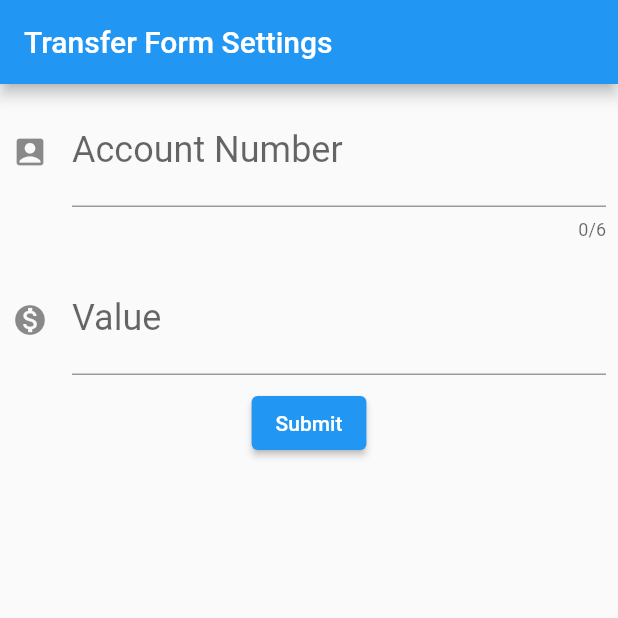
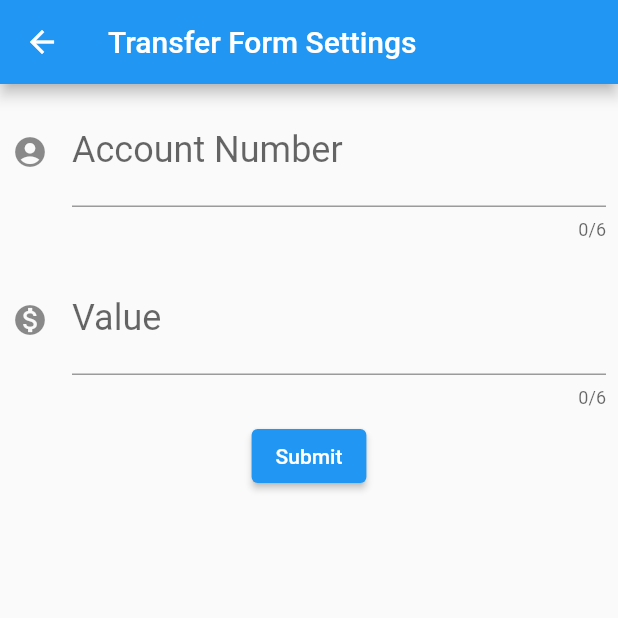
Before and after one commit to Endriw-Ventura/TransferApp, a Flutter app: the TransferForm screen opened directly, after a tap on "Submit", on a phone screen of 412 x 824 dp, the top half of it. Run offline on Flutter 3.47's test engine with Material 2 defaults, Android fonts, the phone set to English and light mode, and no system bars.

Commit message:
last commit of this training project on flutter

```diff
--- /dev/null
+++ b/lib/components/input_field.dart
@@ -0,0 +1,31 @@
+import 'package:flutter/material.dart';
+
+class InputField extends StatelessWidget {
+
+  final TextEditingController controller;
+  final String hint;
+  final String label;
+  final IconData? icon;
+
+  InputField({required this.controller, required this.hint, required this.label, this.icon,});
+
+  @override
+  Widget build(BuildContext context) {
+    return  Padding(
+      padding: const EdgeInsets.all(8.0),
+      child: TextField(
+        controller: controller,
+        keyboardType: TextInputType.number,
+        maxLength: 6,
+        style: TextStyle(
+            fontSize: 24
+        ),
+        decoration: InputDecoration(
+          icon: icon != null ? Icon(icon) : null,
+          labelText: label,
+          hintText: hint,
+        ),
+      ),
+    );
+  }
+}
--- a/lib/main.dart
+++ b/lib/main.dart
@@ -1,6 +1,3 @@
 import 'package:flutter/material.dart';
-
-import 'bytebank.dart';
-
-
+import 'common/bytebank.dart';
 void main() => runApp(ByteBank());
--- /dev/null
+++ b/lib/screens/transfer/form.dart
@@ -0,0 +1,49 @@
+import 'package:cursoflutter/models/transfer.dart';
+import 'package:flutter/material.dart';
+import '../../components/input_field.dart';
+
+class TransferForm extends StatelessWidget {
+
+  final TextEditingController _controllerAccount = TextEditingController();
+  final TextEditingController _controllerValue = TextEditingController();
+  String _title = 'Transfer Form Settings';
+  String _accountHint = '00000-0';
+  String _accountLabel = 'Account Number';
+  String _valueHint = '00.00';
+  String _valueLabel = 'Value';
+  String _buttonSubmit = 'Submit';
+
+
+  @override
+  Widget build(BuildContext context) {
+    return Scaffold(
+      appBar: AppBar(
+        title: Text(_title),
+      ),
+      body: Column(
+        children: [
+          InputField(controller: _controllerAccount,
+              hint: _accountHint,
+              label: _accountLabel,
+              icon: Icons.account_circle_rounded),
+          InputField(controller: _controllerValue,
+              hint: _valueHint,
+              label: _valueLabel,
+              icon: Icons.monetization_on),
+          ElevatedButton(
+            onPressed: () => _TransferCreation(context), child: Text(_buttonSubmit),
+          ),
+        ],
+      ),
+    );
+  }
+
+  void _TransferCreation(BuildContext context) {
+    final double? value = double.tryParse(_controllerValue.text);
+    final int? account = int.tryParse(_controllerAccount.text);
+    if (value != null && account != null) {
+      final newTransfer = Transfer(value, account);
+      Navigator.pop(context, newTransfer);
+    }
+  }
+}
--- a/lib/transfer_item.dart
+++ b/lib/screens/transfer/item.dart
@@ -1,4 +1,4 @@
-import 'package:cursoflutter/transfer.dart';
+import 'package:cursoflutter/models/transfer.dart';
 import 'package:flutter/material.dart';
 
 class TransferItem extends StatelessWidget {
--- a/lib/trasfer_from.dart
+++ /dev/null
@@ -1,61 +0,0 @@
-import 'package:cursoflutter/transfer.dart';
-import 'package:flutter/material.dart';
-
-class TransferForm extends StatelessWidget{
-
-  final TextEditingController _controllerAccount = TextEditingController();
-  final TextEditingController _controllerValue = TextEditingController();
-
-  @override
-  Widget build(BuildContext context) {
-   return Scaffold(
-     appBar: AppBar(
-         title: Text('Transfer Form Settings'),
-     ),
-       body: Column(
-         children: [
-           Padding(
-             padding: const EdgeInsets.all(8.0),
-             child: TextField(
-               controller: _controllerAccount,
-               keyboardType: TextInputType.number,
-               maxLength: 6,
-               style: TextStyle(
-                 fontSize: 24
-               ),
-              decoration: InputDecoration(
-                icon: Icon(Icons.account_box_rounded),
-                labelText: 'Account Number',
-                hintText: '000000',
-              ),
-             ),
-           ),
-           Padding(
-             padding: const EdgeInsets.all(8.0),
-             child: TextField(
-               controller: _controllerValue,
-               keyboardType: TextInputType.number,
-               style: TextStyle(
-                   fontSize: 24
-               ),
-               decoration: InputDecoration(
-                 icon: Icon(Icons.monetization_on),
-                 labelText: 'Value',
-                 hintText: '00.00'
-               ),
-             ),
-           ),
-           ElevatedButton(
-             onPressed: (){
-               final double? value = double.tryParse(_controllerValue.text);
-               final int? account = int.tryParse(_controllerAccount.text);
-               if(value != null && account != null){
-                 Transfer(value, account);
-               }
-             }, child: Text('Submit'),
-           )
-         ],
-       ));
-  }
-
-}
```
Also changed, not shown: lib/bytebank.dart (deleted, +0 -16 lines), lib/common/bytebank.dart (added, +23 -0 lines), lib/screens/transfer/list.dart (added, +48 -0 lines), lib/transfer_list.dart (deleted, +0 -25 lines), lib/models/transfer.dart (renamed from lib/transfer.dart).
